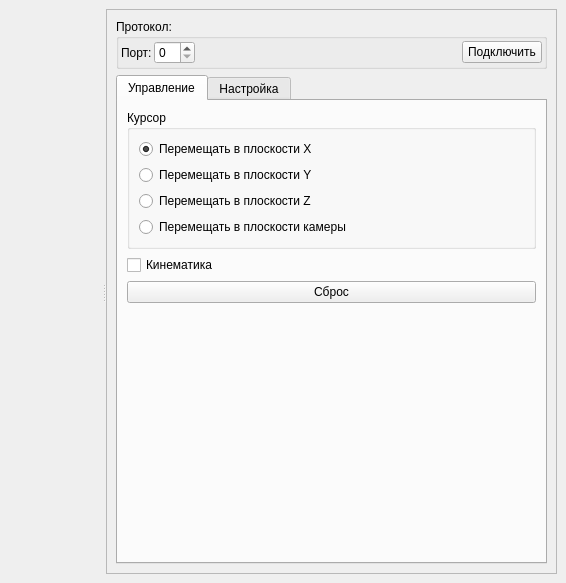
This is configurator.ui in AlexLexx706/RobotHand as Qt 5 draws it before an edit. The edited form follows.
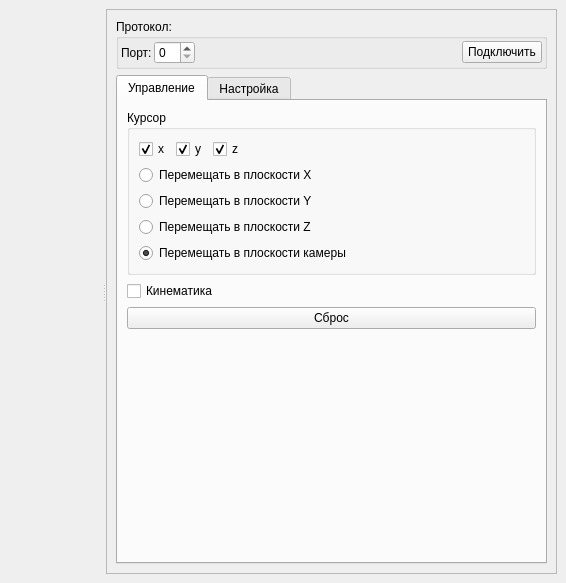
This is the edited form. Custom widgets are drawn as their Qt base class.

```diff
--- a/configurator.ui
+++ b/configurator.ui
@@ -90,37 +90,90 @@
                <string>Курсор</string>
               </property>
               <layout class="QGridLayout" name="gridLayout">
-               <item row="1" column="0">
+               <item row="4" column="0">
                 <widget class="QRadioButton" name="radioButton_plain_y">
                  <property name="text">
                   <string>Перемещать в плоскости Y</string>
                  </property>
                 </widget>
                </item>
-               <item row="2" column="0">
+               <item row="5" column="0">
                 <widget class="QRadioButton" name="radioButton_plain_z">
                  <property name="text">
                   <string>Перемещать в плоскости Z</string>
                  </property>
                 </widget>
                </item>
-               <item row="0" column="0">
+               <item row="3" column="0">
                 <widget class="QRadioButton" name="radioButton_plain_x">
                  <property name="text">
                   <string>Перемещать в плоскости X</string>
                  </property>
                  <property name="checked">
-                  <bool>true</bool>
+                  <bool>false</bool>
                  </property>
                 </widget>
                </item>
-               <item row="3" column="0">
+               <item row="6" column="0">
                 <widget class="QRadioButton" name="radioButton_plain_camera">
                  <property name="text">
                   <string>Перемещать в плоскости камеры</string>
                  </property>
+                 <property name="checked">
+                  <bool>true</bool>
+                 </property>
                 </widget>
                </item>
+               <item row="0" column="0" colspan="4">
+                <layout class="QHBoxLayout" name="horizontalLayout_2">
+                 <property name="topMargin">
+                  <number>0</number>
+                 </property>
+                 <item>
+                  <widget class="QCheckBox" name="checkBox_o_x">
+                   <property name="text">
+                    <string>x</string>
+                   </property>
+                   <property name="checked">
+                    <bool>true</bool>
+                   </property>
+                  </widget>
+                 </item>
+                 <item>
+                  <widget class="QCheckBox" name="checkBox_o_y">
+                   <property name="text">
+                    <string>y</string>
+                   </property>
+                   <property name="checked">
+                    <bool>true</bool>
+                   </property>
+                  </widget>
+                 </item>
+                 <item>
+                  <widget class="QCheckBox" name="checkBox_o_z">
+                   <property name="text">
+                    <string>z</string>
+                   </property>
+                   <property name="checked">
+                    <bool>true</bool>
+                   </property>
+                  </widget>
+                 </item>
+                 <item>
+                  <spacer name="horizontalSpacer_2">
+                   <property name="orientation">
+                    <enum>Qt::Horizontal</enum>
+                   </property>
+                   <property name="sizeHint" stdset="0">
+                    <size>
+                     <width>40</width>
+                     <height>20</height>
+                    </size>
+                   </property>
+                  </spacer>
+                 </item>
+                </layout>
+               </item>
               </layout>
              </widget>
             </item>
```
